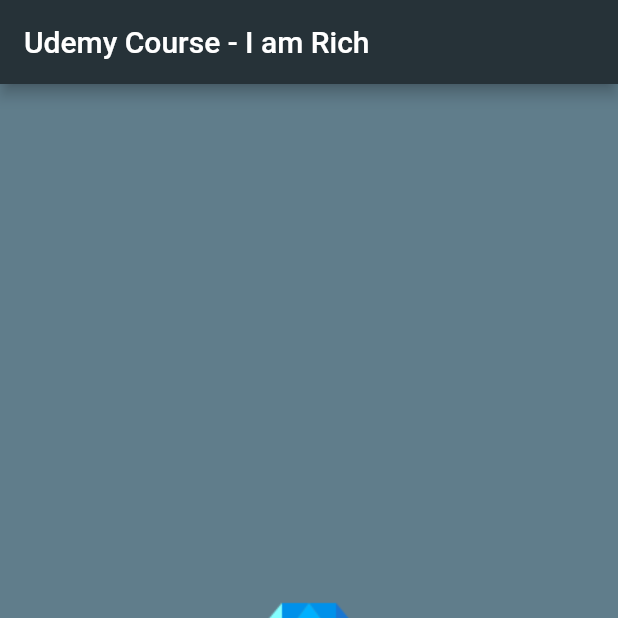
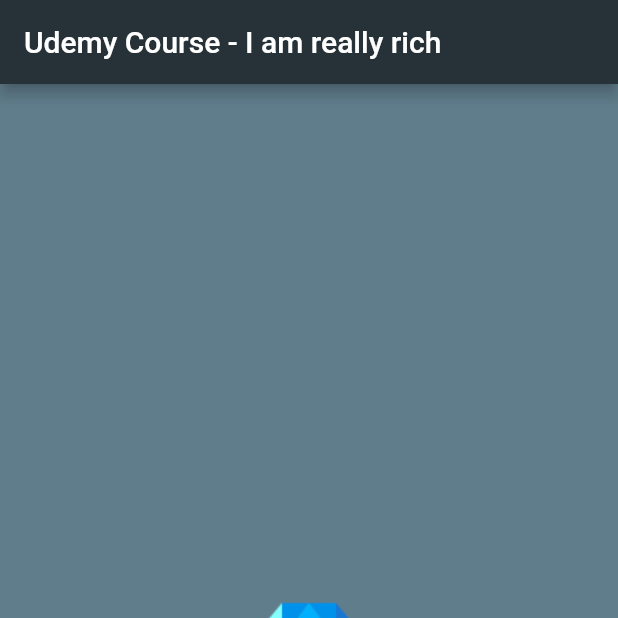
Before and after one commit to Pils36/new_app, a Flutter app: the screen it shows after launch, on a phone screen of 412 x 824 dp, the top half of it. Run offline on Flutter 3.47's test engine with Material 2 defaults, Android fonts, the phone set to English and light mode, and no system bars.

Commit message:
Text edit

```diff
--- a/lib/main.dart
+++ b/lib/main.dart
@@ -7,7 +7,7 @@ void main() {
       home: Scaffold(
         backgroundColor: Colors.blueGrey,
         appBar: AppBar(
-          title: Text('Udemy Course - I am Rich'),
+          title: Text('Udemy Course - I am really rich'),
           backgroundColor: Colors.blueGrey[900],
         ),
         body: Center(
```
